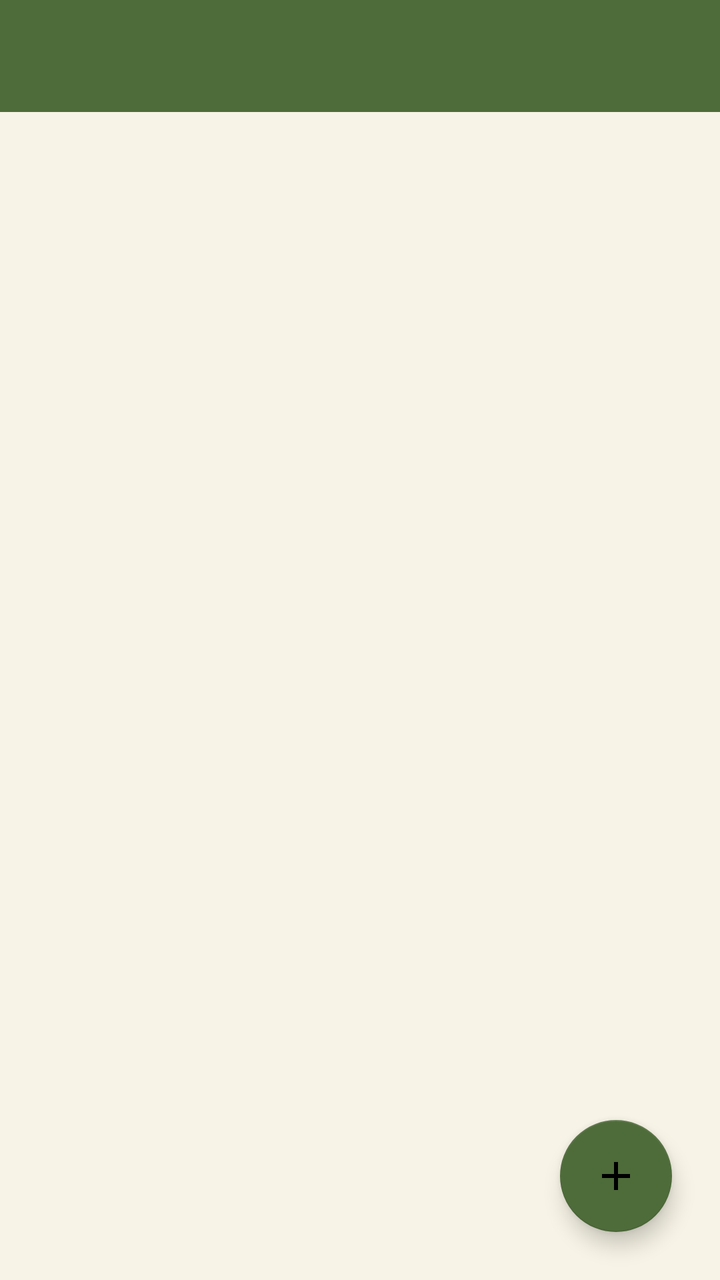
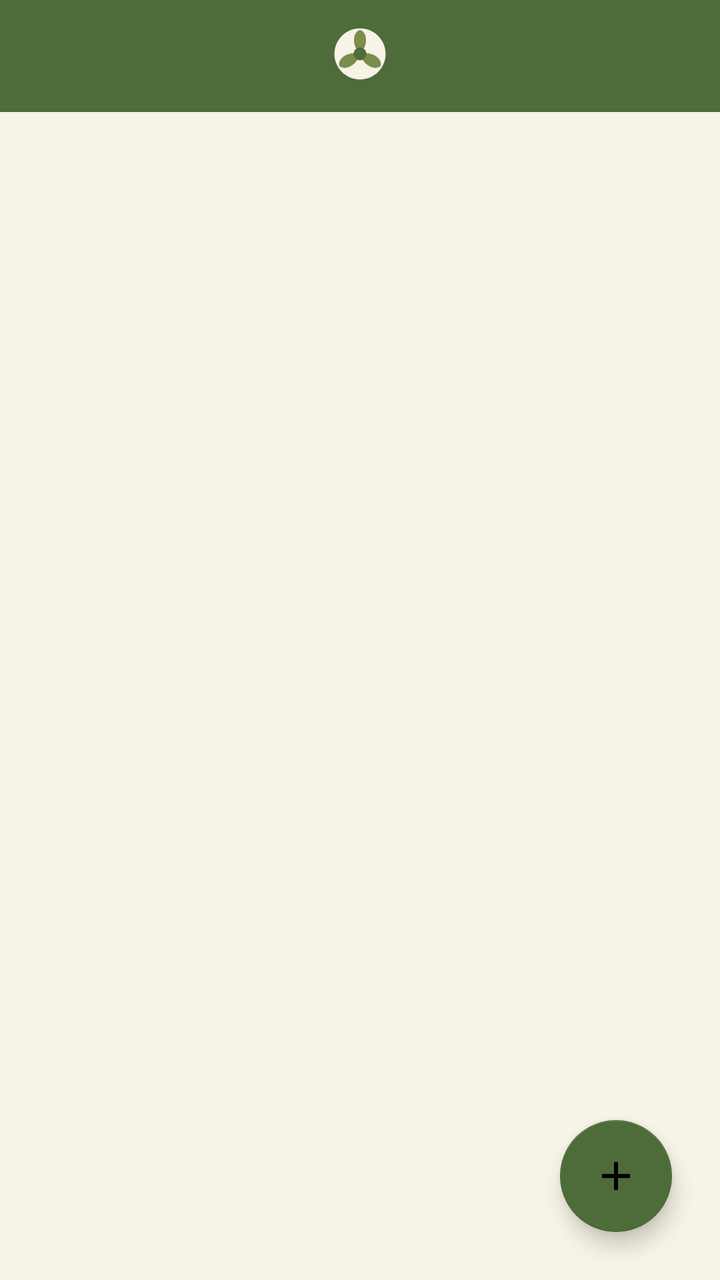

Screens rendered from an Android XML layout before and after an edit, with the pre-edit source and the edit as a unified diff.
<!-- AndroidManifest.xml: application theme Theme.ScrapsToSavory -->
<!-- res/layout/activity_pantry_list.xml -->
<?xml version="1.0" encoding="utf-8"?>
<androidx.drawerlayout.widget.DrawerLayout xmlns:android="http://schemas.android.com/apk/res/android"
    xmlns:app="http://schemas.android.com/apk/res-auto"
    android:id="@+id/drawerLayout"
    android:layout_width="match_parent"
    android:layout_height="match_parent">

    <androidx.constraintlayout.widget.ConstraintLayout
        android:layout_width="match_parent"
        android:layout_height="match_parent"
        android:background="@color/pantry_background">

        <androidx.appcompat.widget.Toolbar
            android:id="@+id/toolbar"
            android:layout_width="match_parent"
            android:layout_height="?attr/actionBarSize"
            android:background="@color/pantry_primary"
            android:title="@string/pantry_list_title"
            android:titleTextColor="@color/white"
            app:layout_constraintTop_toTopOf="parent" />

        <androidx.recyclerview.widget.RecyclerView
            android:id="@+id/recyclerPantryItems"
            android:layout_width="match_parent"
            android:layout_height="0dp"
            android:layout_marginTop="4dp"
            android:clipToPadding="false"
            android:paddingBottom="88dp"
            app:layout_constraintTop_toBottomOf="@id/toolbar"
            app:layout_constraintBottom_toBottomOf="parent" />

        <TextView
            android:id="@+id/textEmptyPantry"
            android:layout_width="0dp"
            android:layout_height="wrap_content"
            android:layout_marginStart="32dp"
            android:layout_marginEnd="32dp"
            android:gravity="center"
            android:text="@string/empty_pantry_message"
            android:textColor="@color/pantry_text_secondary"
            android:textSize="16sp"
            android:visibility="gone"
            app:layout_constraintBottom_toBottomOf="parent"
            app:layout_constraintEnd_toEndOf="parent"
            app:layout_constraintStart_toStartOf="parent"
            app:layout_constraintTop_toBottomOf="@id/toolbar" />

        <com.google.android.material.floatingactionbutton.FloatingActionButton
            android:id="@+id/fabAddItem"
            android:layout_width="wrap_content"
            android:layout_height="wrap_content"
            android:layout_marginBottom="24dp"
            android:layout_marginEnd="24dp"
            android:contentDescription="@string/add_item"
            android:src="@drawable/ic_add"
            app:backgroundTint="@color/pantry_primary"
            app:layout_constraintBottom_toBottomOf="parent"
            app:layout_constraintEnd_toEndOf="parent" />

    </androidx.constraintlayout.widget.ConstraintLayout>

    <com.google.android.material.navigation.NavigationView
        android:id="@+id/navigationView"
        android:layout_width="280dp"
        android:layout_height="match_parent"
        android:layout_gravity="start"
        android:background="@color/pantry_surface"
        app:itemIconTint="@color/nav_item_color"
        app:itemTextColor="@color/nav_item_color"
        app:menu="@menu/menu_nav_drawer" />

</androidx.drawerlayout.widget.DrawerLayout>
<!-- resources referenced by this layout -->
<resources>
  <color name="pantry_background">#F7F3E6</color>
  <color name="pantry_primary">#4E6B3A</color>
  <color name="pantry_surface">#FFFFFF</color>
  <color name="pantry_text_secondary">#7A8268</color>
  <color name="white">#FFFFFF</color>
  <!-- drawable ic_add (drawable) -->
  <vector xmlns:android="http://schemas.android.com/apk/res/android"
      android:width="24dp"
      android:height="24dp"
      android:viewportWidth="24"
      android:viewportHeight="24"
      android:tint="#FFFFFF">
      <path
          android:fillColor="@android:color/white"
          android:pathData="M19,13h-6v6h-2v-6H5v-2h6V5h2v6h6v2z" />
  </vector>
  <string name="add_item">Add ingredient</string>
  <string name="empty_pantry_message">Your pantry is empty. Tap + to add your first ingredient.</string>
  <string name="pantry_list_title">My Pantry</string>
  <style name="Theme.ScrapsToSavory" parent="Theme.MaterialComponents.Light.NoActionBar">
          <item name="colorPrimary">@color/pantry_primary</item>
          <item name="colorPrimaryDark">@color/pantry_primary_dark</item>
          <item name="colorAccent">@color/pantry_accent</item>
          <item name="android:windowBackground">@color/pantry_background</item>
      </style>
  <color name="pantry_primary_dark">#35492A</color>
  <color name="pantry_accent">#7C8C4B</color>
</resources>

<!-- the commit's change to res/layout/activity_pantry_list.xml (unified diff, before → after) -->
@@ -17,7 +17,15 @@
             android:background="@color/pantry_primary"
             android:title="@string/pantry_list_title"
             android:titleTextColor="@color/white"
-            app:layout_constraintTop_toTopOf="parent" />
+            app:layout_constraintTop_toTopOf="parent">
+
+            <ImageView
+                android:layout_width="32dp"
+                android:layout_height="32dp"
+                android:layout_gravity="center"
+                android:contentDescription="@string/app_name"
+                android:src="@drawable/ic_logo_toolbar" />
+        </androidx.appcompat.widget.Toolbar>
 
         <androidx.recyclerview.widget.RecyclerView
             android:id="@+id/recyclerPantryItems"
<!-- resource entries referenced after the edit -->
@@ -16,7 +16,52 @@
           android:fillColor="@android:color/white"
           android:pathData="M19,13h-6v6h-2v-6H5v-2h6V5h2v6h6v2z" />
   </vector>
+  <!-- drawable ic_logo_toolbar (drawable) -->
+  <vector xmlns:android="http://schemas.android.com/apk/res/android"
+      android:width="120dp"
+      android:height="120dp"
+      android:viewportWidth="120"
+      android:viewportHeight="120">
+  
+      
+      <path
+          android:fillColor="@color/pantry_background"
+          android:pathData="M60,8 C86.5097,8 108,29.4903 108,56 C108,82.5097 86.5097,104 60,104 C33.4903,104 12,82.5097 12,56 C12,29.4903 33.4903,8 60,8 Z" />
+  
+      <group
+          android:pivotX="60"
+          android:pivotY="56"
+          android:rotation="0">
+          <path
+              android:fillColor="@color/pantry_accent"
+              android:pathData="M60,56 C45,41 45,16 60,11 C75,16 75,41 60,56 Z" />
+      </group>
+  
+      <group
+          android:pivotX="60"
+          android:pivotY="56"
+          android:rotation="120">
+          <path
+              android:fillColor="@color/pantry_accent"
+              android:pathData="M60,56 C45,41 45,16 60,11 C75,16 75,41 60,56 Z" />
+      </group>
+  
+      <group
+          android:pivotX="60"
+          android:pivotY="56"
+          android:rotation="240">
+          <path
+              android:fillColor="@color/pantry_accent"
+              android:pathData="M60,56 C45,41 45,16 60,11 C75,16 75,41 60,56 Z" />
+      </group>
+  
+      <path
+          android:fillColor="@color/pantry_primary"
+          android:pathData="M60,44 C66.6274,44 72,49.3726 72,56 C72,62.6274 66.6274,68 60,68 C53.3726,68 48,62.6274 48,56 C48,49.3726 53.3726,44 60,44 Z" />
+  
+  </vector>
   <string name="add_item">Add ingredient</string>
+  <string name="app_name">Scraps to Savory</string>
   <string name="empty_pantry_message">Your pantry is empty. Tap + to add your first ingredient.</string>
   <string name="pantry_list_title">My Pantry</string>
   <style name="Theme.ScrapsToSavory" parent="Theme.MaterialComponents.Light.NoActionBar">
